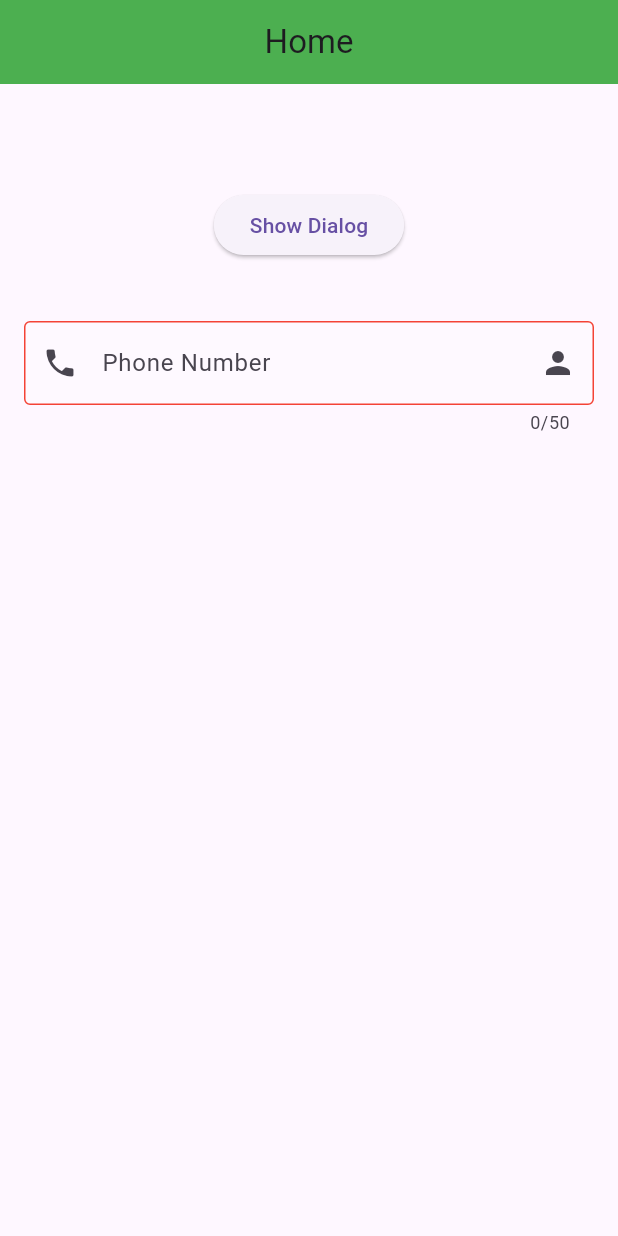
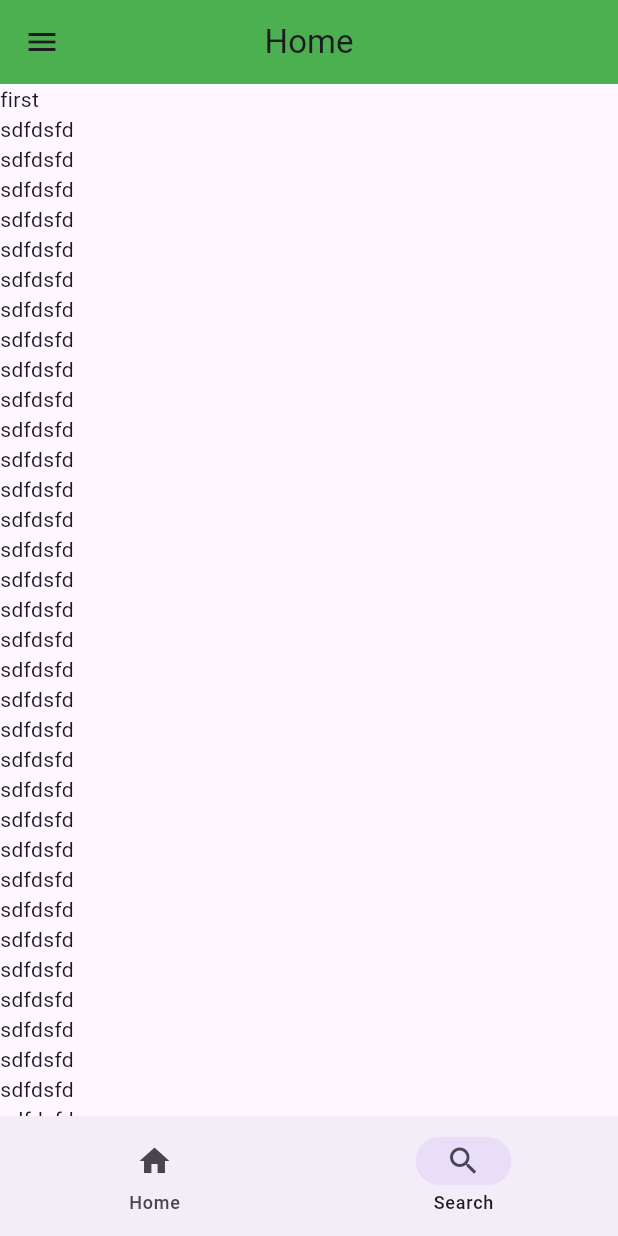
Before and after one commit to MdSadman39/ost_practice, a Flutter app: the screen it shows after launch, on a phone screen of 412 x 824 dp. Run offline on Flutter 3.47's test engine with Material 3 defaults, Android fonts, the phone set to English and light mode, and no system bars.

Commit message:
changes codeing

```diff
--- a/lib/main.dart
+++ b/lib/main.dart
@@ -1,5 +1,4 @@
-
-//import 'package:flutter/cupertino.dart';
+import 'package:flutter/cupertino.dart';
 import 'package:flutter/material.dart';
 
 void main()
@@ -11,7 +10,6 @@ class HelloWorldApp extends StatelessWidget{
   Widget build(BuildContext context) {
     return MaterialApp(
       debugShowCheckedModeBanner: false,
-      title: 'Hello World App',
       home: Home(),
     );
   }
@@ -23,97 +21,138 @@ class Home extends StatelessWidget {
   Widget build(BuildContext context) {
     return Scaffold(
       appBar: AppBar(
+        backgroundColor:Colors.green,
         title: Text('Home'),
         centerTitle: true,
-        backgroundColor: Colors.green,
       ),
-      body: Center(
+      //drawer..................................................................
+      drawer: Drawer(
+         width: 300,
+        backgroundColor: Colors.white54,
         child: Column(
           children: [
-            SizedBox(height: 70,),
-            ElevatedButton(
-              onPressed: () {
-                showModalBottomSheet(
-                 // barrierColor: Colors.amber,
-                  //backgroundColor: Colors.brown,
-                    context: context,
-                    shape: RoundedRectangleBorder(
-                      borderRadius: BorderRadius.circular(16)
-                    ),
-                    isScrollControlled: false,
-                   // useSafeArea: true,
-                    enableDrag: false,
-                    builder: (ctx){
-                  return Column(
-                    children: [
-                      Padding(
-                        padding: EdgeInsets.symmetric(vertical: 24),
-                        child: Row(
-                          mainAxisAlignment: MainAxisAlignment.center,
-                          children: [
-                            Text('Title',style: TextStyle(fontSize: 24),),
-                          ],
-                        ),
-                      ),
-                      Divider(
-                        height: 16,
-                        thickness: 2,
-                      ),
-                      Text('Sample'),
-                      Row(
-                        children: [
-                          ElevatedButton(onPressed: () {  },
-                          child: Text('Cancel'),),
-                          ElevatedButton(onPressed: () {  },
-                            child: Text('Save'),),
-                        ],
-                      ),
-                    ],
-                  );
-                });
-              },
-              child: Text('Show Dialog'),
-            ),
-            // textfield
-            SizedBox(height: 24,),
-            Padding(
-              padding: EdgeInsets.all(16),
-              child: TextField(
-                maxLength: 50,
-                onChanged:(String?value){
-                  print(value);
-                },
-                //controller: TextEditingController(),
-                maxLines: 1,
-                keyboardType: TextInputType.phone,
-                decoration: InputDecoration(
-                  hintText: 'Phone',
-                  hintStyle: TextStyle(
-                      fontWeight: FontWeight.w400 ,
-                      color: Colors.grey.shade400,
-                  ),
-                  labelText: 'Phone Number',
-                  prefixIcon: Icon(Icons.phone),
-                  suffixIcon: Icon(Icons.person),
-                  fillColor: Colors.white24,
-                  filled: true,
-                  border: OutlineInputBorder(
-                    borderSide: BorderSide(color: Colors.red),),
-                  enabledBorder: OutlineInputBorder(
-                    borderSide: BorderSide(color: Colors.red),
-                  ),
-                  focusedBorder: OutlineInputBorder(
-                    borderSide: BorderSide(color: Colors.green,width: 2),
-                  )
-                ),
-
-
-              ),
-            ),
-
+            Text('Sadman'),
+            Text('Hafiz'),
           ],
         ),
       ),
+      // Navigation Bar.........................................................
+      bottomNavigationBar: NavigationBar(
+        selectedIndex: 1,
+
+        destinations: [
+          NavigationDestination(icon: Icon(Icons.home), label: 'Home'),
+          NavigationDestination(icon: Icon(Icons.search), label: 'Search'),
+        ],
+      ),
+      //SingleChildScrollView...................................................
+   /* body: Scrollbar(child:SingleChildScrollView(
+      child: Column(
+        children: [
+          Text('asdf'),
+          Text('asdf'),
+          Text('asdf'),
+          Text('asdf'),
+          Text('asdf'),
+          Text('asdf'),
+          Text('asdf'),
+          Text('asdf'),
+          Text('asdf'),
+          Text('asdf'),
+          Text('asdf'),
+          Text('asdf'),
+          Text('asdf'),
+          Text('asdf'),
+          Text('asdf'),
+          Text('asdf'),
+          Text('asdf'),
+          Text('asdf'),
+          Text('asdf'),
+          Text('asdf'),
+          Text('asdf'),
+          Text('asdf'),
+          Text('asdf'),
+          Text('asdf'),
+          Text('asdf'),
+          Text('asdf'),
+          Text('asdf'),
+          Text('asdf'),
+          Text('asdf'),
+          Text('asdf'),
+          Text('asdf'),
+          Text('asdf'),
+          Text('asdf'),
+          Text('asdf'),
+          Text('asdf'),
+          Text('asdf'),
+          Text('asdf'),
+          Text('asdf'),
+          Text('asdf'),
+          Text('asdf'),
+          Text('asdf'),
+          Text('asdf'),
+          Text('asdf'),
+          Text('asdf'),
+        ],
+      ),
+    ) ,),*/
+    //ScrollBar.................................................................
+      body: Scrollbar(
+        thickness: 10,
+        radius: Radius.circular(10),
+        interactive: true,
+        child:ListView(
+          children: [
+            Text('first'),
+            Text('sdfdsfd'),
+            Text('sdfdsfd'),
+            Text('sdfdsfd'),
+            Text('sdfdsfd'),
+            Text('sdfdsfd'),
+            Text('sdfdsfd'),
+            Text('sdfdsfd'),
+            Text('sdfdsfd'),
+            Text('sdfdsfd'),
+            Text('sdfdsfd'),
+            Text('sdfdsfd'),
+            Text('sdfdsfd'),
+            Text('sdfdsfd'),
+            Text('sdfdsfd'),
+            Text('sdfdsfd'),
+            Text('sdfdsfd'),
+            Text('sdfdsfd'),
+            Text('sdfdsfd'),
+            Text('sdfdsfd'),
+            Text('sdfdsfd'),
+            Text('sdfdsfd'),
+            Text('sdfdsfd'),
+            Text('sdfdsfd'),
+            Text('sdfdsfd'),
+            Text('sdfdsfd'),
+            Text('sdfdsfd'),
+            Text('sdfdsfd'),
+            Text('sdfdsfd'),
+            Text('sdfdsfd'),
+            Text('sdfdsfd'),
+            Text('sdfdsfd'),
+            Text('sdfdsfd'),
+            Text('sdfdsfd'),
+            Text('sdfdsfd'),
+            Text('sdfdsfd'),
+            Text('sdfdsfd'),
+            Text('sdfdsfd'),
+            Text('sdfdsfd'),
+            Text('sdfdsfd'),
+            Text('sdfdsfd'),
+            Text('sdfdsfd'),
+            Text('sdfdsfd'),
+            Text('sdfdsfd'),
+            Text('sdfdsfd'),
+            Text('last'),
+          ],
+        )
+
+        ,),
     );
   }
 }
```
